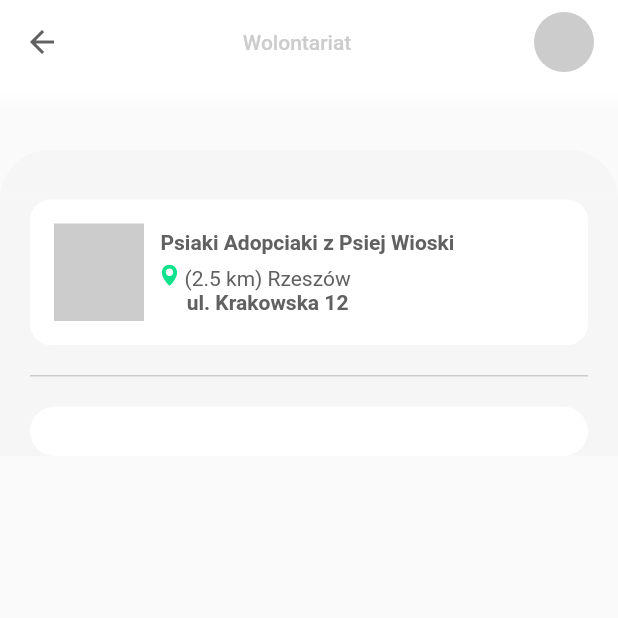
After one commit to MobiCommunity/Lapka.Mobile, a Flutter app: the VolunteerPage screen opened directly, after a tap on "Psiaki Adopciaki z Psiej Wioski", on a phone screen of 412 x 824 dp, the top half of it. The commit adds this screen. Run offline on Flutter 3.47's test engine with Material 2 defaults, Android fonts, the phone set to English and light mode, and no system bars; our stand-ins replace cached_network_image, carousel_slider, connectivity_plus, dotted_border, flutter_svg, geocoding and 3 more; network calls fail; Roboto replaces fonts that are missing (Ubuntu).

Commit message:
Shelters to volunteer list
Shelters to volunteer list

```diff
--- a/lapka/lib/providers/menuProvider.dart
+++ b/lapka/lib/providers/menuProvider.dart
@@ -1,10 +1,12 @@
 import 'package:flutter/material.dart';
 import 'package:lapka/screens/adoptPet/adoptPetListPage.dart';
-enum Screens{AdoptPageList}
+import 'package:lapka/screens/volunteer/volunteerPage.dart';
+enum Screens{AdoptPageList,VolunteerPage}
 class MenuProvider with ChangeNotifier{
   Function() onMenuClick = (){};
   Map<Screens,Widget> screens = {
-    Screens.AdoptPageList : AdoptPetListPage()
+    Screens.AdoptPageList : AdoptPetListPage(),
+    Screens.VolunteerPage : VolunteerPage(),
   };
 
 }
--- a/lapka/lib/screens/menu.dart
+++ b/lapka/lib/screens/menu.dart
@@ -101,7 +101,7 @@ class Menu extends StatelessWidget {
                 _buildMenuItem(
                     widget: context
                         .read<MenuProvider>()
-                        .screens[Screens.AdoptPageList]!,
+                        .screens[Screens.VolunteerPage]!,
                     name: 'Wolontariat',
                     icon: Icons.volunteer_activism),
                 _smallLineSpacer(),
--- /dev/null
+++ b/lapka/lib/screens/volunteer/volunteerDetailsPage.dart
@@ -0,0 +1,74 @@
+import 'package:flutter/material.dart';
+import 'package:lapka/components/appBar/customAppBar.dart';
+import 'package:lapka/components/screens/adoptPet/shelterComp.dart';
+import 'package:lapka/settings/colors.dart';
+
+class VolunteerDetailsPage extends StatelessWidget {
+  const VolunteerDetailsPage({Key? key}) : super(key: key);
+
+  Widget _smallLineSpacer() {
+    return Container(
+      height: 1,
+      color: BasicColors.lightGrey,
+    );
+  }
+
+  @override
+  Widget build(BuildContext context) {
+    return Scaffold(
+        extendBodyBehindAppBar: true,
+        appBar: CustomAppBar(
+          title: 'Wolontariat',
+          fade: true,
+          showBack: true,
+        ),
+        body: SingleChildScrollView(
+          child: Column(
+            children: [
+              SizedBox(
+                height: 100,
+              ),
+              Container(
+                height: 33,
+                decoration: BoxDecoration(
+                    borderRadius: BorderRadius.only(
+                        topRight: Radius.circular(33),
+                        topLeft: Radius.circular(33)),
+                    color: BasicColors.grey),
+              ),
+              Container(
+                color: BasicColors.grey,
+                padding: EdgeInsets.symmetric(horizontal: 20),
+                child: Column(
+                  children: [
+                    ShelterComp(
+                        shelterName: 'Psiaki Adopciaki z Psiej Wioski',
+                        logoWidget: Container(
+                            width: 60,
+                            height: 65,
+                            decoration: BoxDecoration(
+                              color: BasicColors.lightGrey,
+                            )),
+                        upperText: '(2.5 km) Rzeszów',
+                        lowerText: 'ul. Krakowska 12'),
+                    SizedBox(
+                      height: 20,
+                    ),
+                    _smallLineSpacer(),
+                    SizedBox(
+                      height: 20,
+                    ),
+                    Container(
+                      height: 33,
+                      decoration: BoxDecoration(
+                          borderRadius: BorderRadius.all(Radius.circular(33)),
+                          color: BasicColors.white),
+                    ),
+                  ],
+                ),
+              ),
+            ],
+          ),
+        ));
+  }
+}
--- /dev/null
+++ b/lapka/lib/screens/volunteer/volunteerPage.dart
@@ -0,0 +1,62 @@
+import 'package:flutter/material.dart';
+import 'package:lapka/components/appBar/customAppBar.dart';
+import 'package:lapka/components/screens/adoptPet/shelterComp.dart';
+import 'package:lapka/screens/volunteer/volunteerDetailsPage.dart';
+import 'package:lapka/settings/colors.dart';
+
+class VolunteerPage extends StatelessWidget {
+  VolunteerPage({Key? key}) : super(key: key);
+
+  @override
+  Widget build(BuildContext context) {
+    return Scaffold(
+        extendBodyBehindAppBar: true,
+        appBar: CustomAppBar(
+          title: 'Wolontariat',
+          fade: true,
+        ),
+        body: CustomScrollView(
+          slivers: [
+            SliverToBoxAdapter(
+              child: Padding(
+                padding: const EdgeInsets.only(top: 100),
+                child: Container(
+                  height: 33,
+                  decoration: BoxDecoration(
+                      borderRadius: BorderRadius.only(
+                          topRight: Radius.circular(33),
+                          topLeft: Radius.circular(33)),
+                      color: BasicColors.grey),
+                ),
+              ),
+            ),
+            SliverList(
+              delegate: SliverChildBuilderDelegate((context, index) {
+                return Container(
+                  color: BasicColors.grey,
+                  child: Padding(
+                    padding:
+                        const EdgeInsets.only(bottom: 16, left: 20, right: 20),
+                    child: InkWell(
+                      onTap: (){
+                        Navigator.push(context, MaterialPageRoute(builder: (context)=>VolunteerDetailsPage()));
+                      },
+                      child: ShelterComp(
+                          shelterName: 'Psiaki Adopciaki z Psiej Wioski',
+                          logoWidget: Container(
+                              width: 60,
+                              height: 65,
+                              decoration: BoxDecoration(
+                                color: BasicColors.lightGrey,
+                              )),
+                          upperText: '(2.5 km) Rzeszów',
+                          lowerText: 'ul. Krakowska 12'),
+                    ),
+                  ),
+                );
+              }, childCount: 20),
+            ),
+          ],
+        ));
+  }
+}
```
Also changed, not shown: lapka/pubspec.lock.
